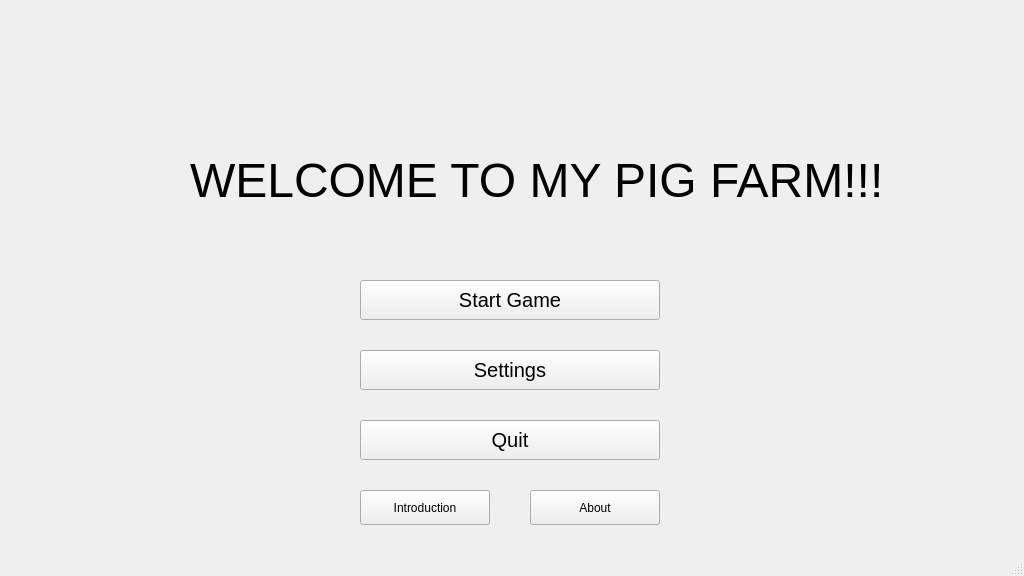
1ncrd/Farm, file HomeWindow.ui: the form before one commit.
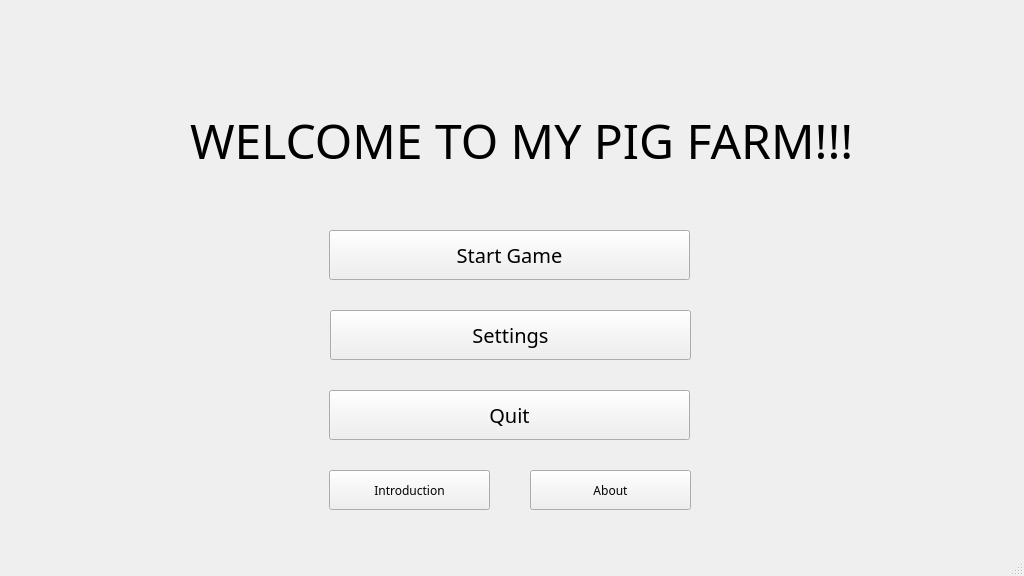
The form after the commit. Icons and pictures are not drawn.

The edit to the form file:
```diff
--- a/HomeWindow.ui
+++ b/HomeWindow.ui
@@ -13,8 +13,15 @@
     <height>576</height>
    </rect>
   </property>
+  <property name="sizePolicy">
+   <sizepolicy hsizetype="Fixed" vsizetype="Fixed">
+    <horstretch>0</horstretch>
+    <verstretch>0</verstretch>
+   </sizepolicy>
+  </property>
   <property name="font">
    <font>
+    <family>Minecraft</family>
     <pointsize>9</pointsize>
    </font>
   </property>
@@ -26,7 +33,7 @@
     <property name="geometry">
      <rect>
       <x>50</x>
-      <y>120</y>
+      <y>80</y>
       <width>100</width>
       <height>100</height>
      </rect>
@@ -54,13 +61,14 @@
     <property name="geometry">
      <rect>
       <x>190</x>
-      <y>140</y>
+      <y>100</y>
       <width>781</width>
       <height>81</height>
      </rect>
     </property>
     <property name="font">
      <font>
+      <family>Minecraft</family>
       <pointsize>36</pointsize>
       <italic>false</italic>
       <bold>false</bold>
@@ -84,10 +92,10 @@
     </property>
     <property name="geometry">
      <rect>
-      <x>360</x>
-      <y>280</y>
-      <width>300</width>
-      <height>40</height>
+      <x>329</x>
+      <y>230</y>
+      <width>361</width>
+      <height>50</height>
      </rect>
     </property>
     <property name="minimumSize">
@@ -98,6 +106,7 @@
     </property>
     <property name="font">
      <font>
+      <family>Minecraft</family>
       <pointsize>15</pointsize>
      </font>
     </property>
@@ -108,14 +117,15 @@
    <widget class="QPushButton" name="pushButton_setting">
     <property name="geometry">
      <rect>
-      <x>360</x>
-      <y>350</y>
-      <width>300</width>
-      <height>40</height>
+      <x>330</x>
+      <y>310</y>
+      <width>361</width>
+      <height>50</height>
      </rect>
     </property>
     <property name="font">
      <font>
+      <family>Minecraft</family>
       <pointsize>15</pointsize>
      </font>
     </property>
@@ -126,14 +136,15 @@
    <widget class="QPushButton" name="pushButton_quit">
     <property name="geometry">
      <rect>
-      <x>360</x>
-      <y>420</y>
-      <width>300</width>
-      <height>40</height>
+      <x>329</x>
+      <y>390</y>
+      <width>361</width>
+      <height>50</height>
      </rect>
     </property>
     <property name="font">
      <font>
+      <family>Minecraft</family>
       <pointsize>15</pointsize>
      </font>
     </property>
@@ -154,11 +165,17 @@
     <property name="geometry">
      <rect>
       <x>530</x>
-      <y>490</y>
-      <width>130</width>
-      <height>35</height>
+      <y>470</y>
+      <width>161</width>
+      <height>40</height>
      </rect>
     </property>
+    <property name="font">
+     <font>
+      <family>Minecraft</family>
+      <pointsize>9</pointsize>
+     </font>
+    </property>
     <property name="text">
      <string>About</string>
     </property>
@@ -166,12 +183,18 @@
    <widget class="QPushButton" name="pushButton_introduction">
     <property name="geometry">
      <rect>
-      <x>360</x>
-      <y>490</y>
-      <width>130</width>
-      <height>35</height>
+      <x>329</x>
+      <y>470</y>
+      <width>161</width>
+      <height>40</height>
      </rect>
     </property>
+    <property name="font">
+     <font>
+      <family>Minecraft</family>
+      <pointsize>9</pointsize>
+     </font>
+    </property>
     <property name="text">
      <string>Introduction</string>
     </property>
```
Left out of the diff: 2 changed lines with no effect on the pictures.
